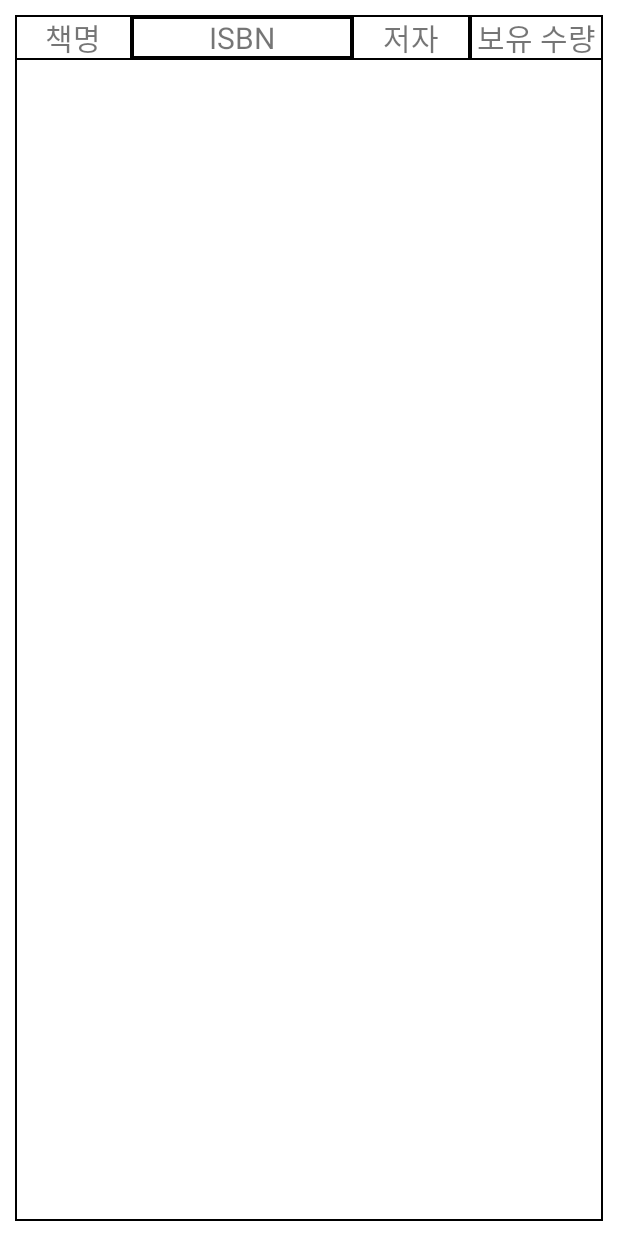
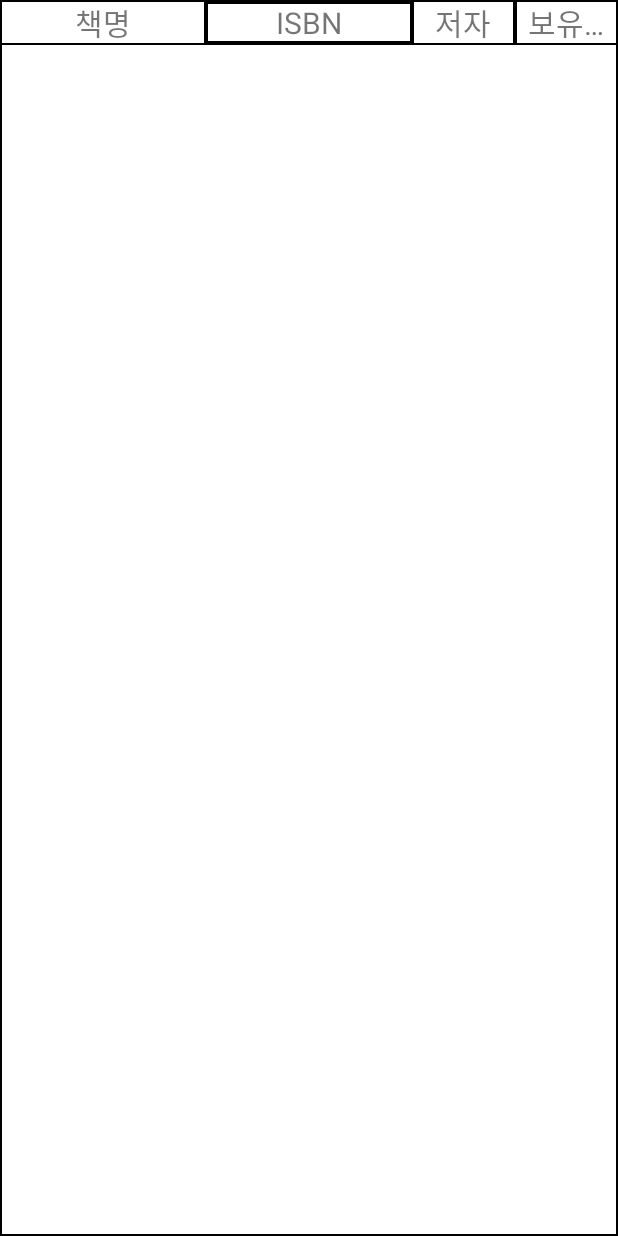
Before and after one commit to inseonyun/library-service-app, an Android app: the layout list_book_info.xml on its own in the app's theme, with its tools: preview values and no code run, on a phone screen of 412 x 824 dp. Run offline under Robolectric (Android 15) with nearby library versions, the phone set to English and light mode, and no system bars.

Commit message:
리스트 뷰 안 짤리도록 수정

```diff
--- a/library-service-administrator/app/src/main/res/layout/list_book_info.xml
+++ b/library-service-administrator/app/src/main/res/layout/list_book_info.xml
@@ -7,7 +7,6 @@
     <TableLayout
         android:layout_width="match_parent"
         android:layout_height="match_parent"
-        android:layout_margin="10dp"
         android:background="@drawable/table_outside">
 
         <TableRow
@@ -15,50 +14,57 @@
             android:layout_height="match_parent"
             android:background="@drawable/table_inside">
 
-
             <TextView
-                android:layout_width="match_parent"
+                android:layout_width="0dp"
                 android:layout_height="wrap_content"
                 android:layout_gravity="center"
                 android:background="@drawable/table_inside"
                 android:id="@+id/tv_book_name"
                 android:text="책명"
                 android:textAlignment="center"
-                android:textSize="20sp"
+                android:textSize="20dp"
+                android:ellipsize="end"
+                android:singleLine="true"
                 android:layout_weight="2" />
 
             <TextView
-                android:layout_width="match_parent"
+                android:layout_width="0dp"
                 android:layout_height="wrap_content"
                 android:layout_gravity="center"
                 android:background="@drawable/table_inside"
                 android:id="@+id/tv_isbn"
                 android:text="ISBN"
                 android:textAlignment="center"
-                android:textSize="20sp"
-                android:layout_weight="5"/>
+                android:textSize="20dp"
+                android:ellipsize="end"
+                android:singleLine="true"
+                android:layout_weight="2" />
 
             <TextView
-                android:layout_width="match_parent"
+                android:layout_width="0dp"
                 android:layout_height="wrap_content"
                 android:layout_gravity="center"
                 android:background="@drawable/table_inside"
                 android:id="@+id/tv_book_writer"
                 android:text="저자"
                 android:textAlignment="center"
-                android:textSize="20sp"
-                android:layout_weight="2"/>
+                android:textSize="20dp"
+                android:ellipsize="end"
+                android:singleLine="true"
+                android:layout_weight="1" />
 
             <TextView
-                android:layout_width="match_parent"
+                android:layout_width="0dp"
                 android:layout_height="wrap_content"
                 android:layout_gravity="center"
                 android:background="@drawable/table_inside"
                 android:id="@+id/tv_book_quantity"
-                android:text=" 보유 수량 "
+                android:text="보유 수량"
                 android:textAlignment="center"
-                android:textSize="20sp"
-                android:layout_weight="0" />
+                android:textSize="20dp"
+                android:ellipsize="end"
+                android:singleLine="true"
+                android:layout_weight="1" />
         </TableRow>
 
     </TableLayout>
```
Also changed, not shown: library-service-administrator/app/src/main/res/layout/activity_home.xml (+18 -18 lines).
